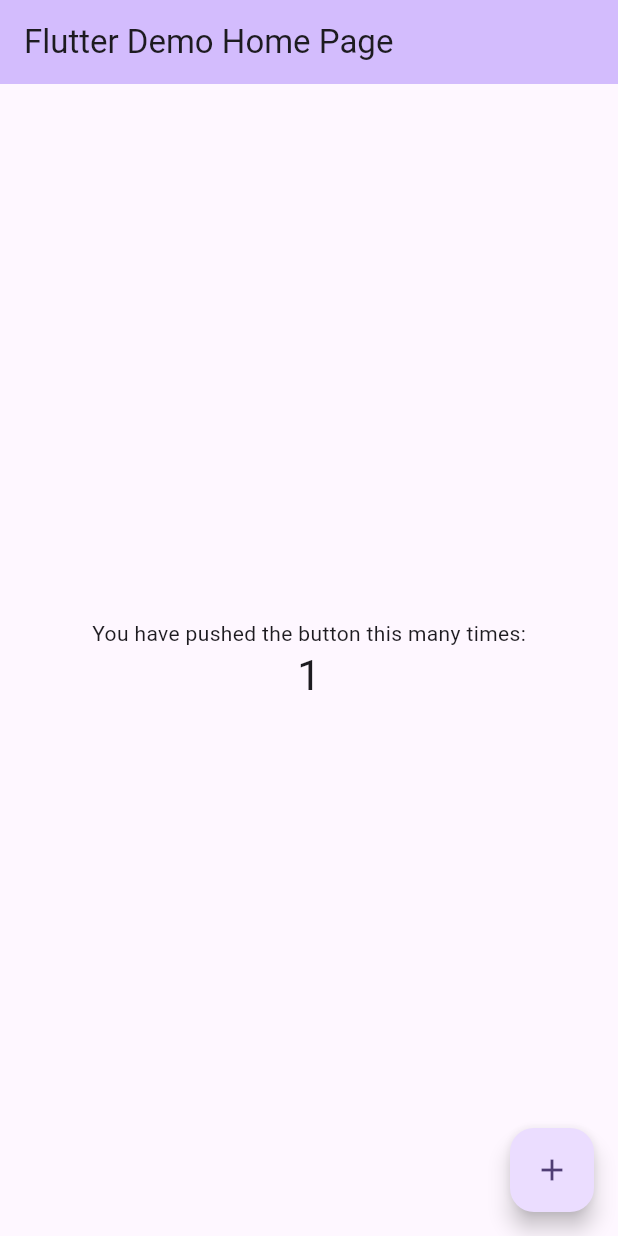
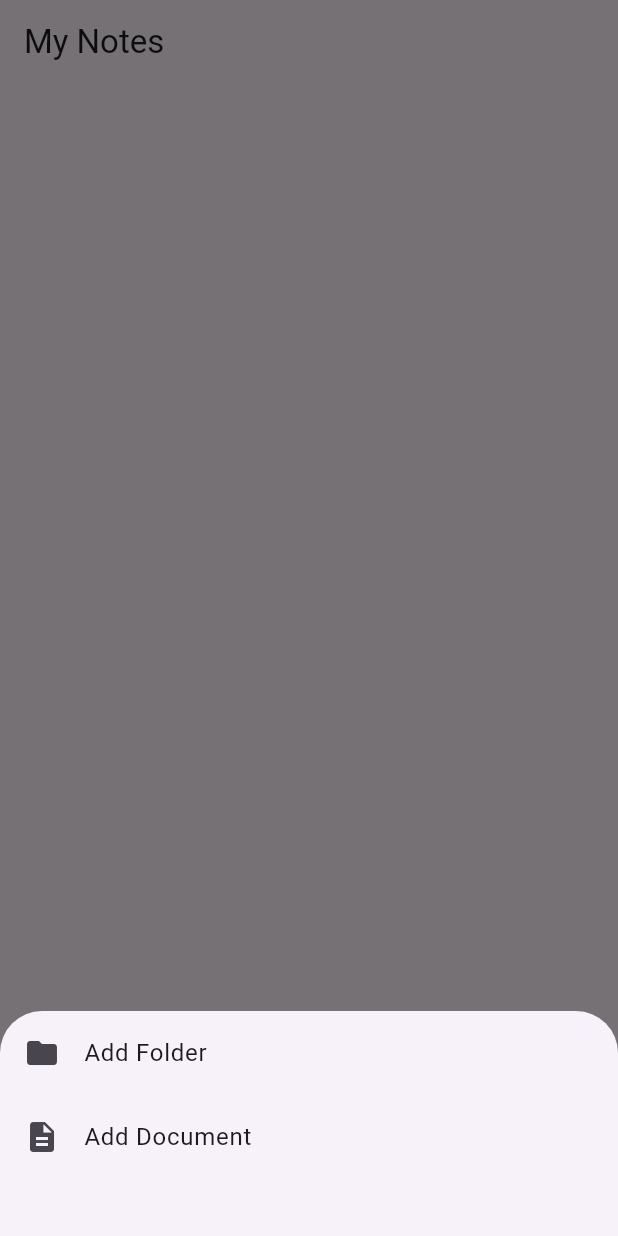
Before and after one commit to n33lp/Cardify, a Flutter app: the screen it shows after launch, after a tap on the "add" icon, on a phone screen of 412 x 824 dp. Run offline on Flutter 3.47's test engine with Material 3 defaults, Android fonts, the phone set to English and light mode, and no system bars.

Commit message:
need to fix adding folder name bug

```diff
--- a/myapp/lib/document.dart
+++ b/myapp/lib/document.dart
@@ -2,6 +2,9 @@ import 'questionanswer.dart'; // Import the QuestionAnswer class if it's in a se
 
 /// A class representing a document with related data.
 class Document {
+  /// The name of the document.
+  String name;
+
   /// The date the document was created.
   DateTime createDate;
 
@@ -19,8 +22,9 @@ class Document {
 
   /// Constructs a new [Document] instance.
   ///
-  /// Requires [createDate], [lastEditedDate], [content], [questions], and an optional [isStarred] to be provided.
+  /// Requires [name], [createDate], [lastEditedDate], [content], [questions], and an optional [isStarred] to be provided.
   Document({
+    required this.name,
     required this.createDate,
     required this.lastEditedDate,
     required this.content,
@@ -33,6 +37,7 @@ class Document {
   /// Useful for serialization and deserialization with APIs.
   factory Document.fromJson(Map<String, dynamic> json) {
     return Document(
+      name: json['name'],
       createDate: DateTime.parse(json['createDate']),
       lastEditedDate: DateTime.parse(json['lastEditedDate']),
       content: json['content'],
@@ -48,6 +53,7 @@ class Document {
   /// Useful for sending data to APIs or storing in databases.
   Map<String, dynamic> toJson() {
     return {
+      'name': name,
       'createDate': createDate.toIso8601String(),
       'lastEditedDate': lastEditedDate.toIso8601String(),
       'content': content,
@@ -59,12 +65,12 @@ class Document {
   /// A utility method for displaying a formatted document details.
   @override
   String toString() {
-    return 'Created: $createDate\nLast Edited: $lastEditedDate\nContent: $content\nStarred: $isStarred\nQuestions: ${questions.map((q) => q.toString()).join('\n')}';
+    return 'Name: $name\nCreated: $createDate\nLast Edited: $lastEditedDate\nContent: $content\nStarred: $isStarred\nQuestions: ${questions.map((q) => q.toString()).join('\n')}';
   }
 }
 
-
 // var myDocument = Document(
+//   name: "My Important Document",
 //   createDate: DateTime.now(),
 //   lastEditedDate: DateTime.now(),
 //   content: "Here is some example content for the document.",
--- a/myapp/lib/main.dart
+++ b/myapp/lib/main.dart
@@ -1,125 +1,131 @@
 import 'package:flutter/material.dart';
+import 'folder.dart'; // Import the Folder class you defined earlier
+import 'document.dart'; // Import the Document class you defined earlier
 
 void main() {
-  runApp(const MyApp());
+  runApp(MyApp());
 }
 
 class MyApp extends StatelessWidget {
-  const MyApp({super.key});
-
-  // This widget is the root of your application.
   @override
   Widget build(BuildContext context) {
     return MaterialApp(
-      title: 'Flutter Demo',
-      theme: ThemeData(
-        // This is the theme of your application.
-        //
-        // TRY THIS: Try running your application with "flutter run". You'll see
-        // the application has a purple toolbar. Then, without quitting the app,
-        // try changing the seedColor in the colorScheme below to Colors.green
-        // and then invoke "hot reload" (save your changes or press the "hot
-        // reload" button in a Flutter-supported IDE, or press "r" if you used
-        // the command line to start the app).
-        //
-        // Notice that the counter didn't reset back to zero; the application
-        // state is not lost during the reload. To reset the state, use hot
-        // restart instead.
-        //
-        // This works for code too, not just values: Most code changes can be
-        // tested with just a hot reload.
-        colorScheme: ColorScheme.fromSeed(seedColor: Colors.deepPurple),
-        useMaterial3: true,
-      ),
-      home: const MyHomePage(title: 'Flutter Demo Home Page'),
+      title: 'Document Manager',
+      home: HomeScreen(),
     );
   }
 }
 
-class MyHomePage extends StatefulWidget {
-  const MyHomePage({super.key, required this.title});
-
-  // This widget is the home page of your application. It is stateful, meaning
-  // that it has a State object (defined below) that contains fields that affect
-  // how it looks.
-
-  // This class is the configuration for the state. It holds the values (in this
-  // case the title) provided by the parent (in this case the App widget) and
-  // used by the build method of the State. Fields in a Widget subclass are
-  // always marked "final".
-
-  final String title;
-
+class HomeScreen extends StatefulWidget {
   @override
-  State<MyHomePage> createState() => _MyHomePageState();
+  _HomeScreenState createState() => _HomeScreenState();
 }
 
-class _MyHomePageState extends State<MyHomePage> {
-  int _counter = 0;
+class _HomeScreenState extends State<HomeScreen> {
+  Folder rootFolder = Folder(
+    name: "Root",
+    createDate: DateTime.now(),
+    lastEditedDate: DateTime.now(),
+    documents: [],
+    subfolders: [],
+    isStarred: false,
+  );
 
-  void _incrementCounter() {
-    setState(() {
-      // This call to setState tells the Flutter framework that something has
-      // changed in this State, which causes it to rerun the build method below
-      // so that the display can reflect the updated values. If we changed
-      // _counter without calling setState(), then the build method would not be
-      // called again, and so nothing would appear to happen.
-      _counter++;
-    });
+  void _showAddOptions(BuildContext context) {
+    showModalBottomSheet(
+      context: context,
+      builder: (BuildContext context) {
+        return Container(
+          height: 150,
+          child: Column(
+            children: <Widget>[
+              ListTile(
+                leading: Icon(Icons.folder),
+                title: Text('Add Folder'),
+                onTap: () => _addFolder(context),
+              ),
+              ListTile(
+                leading: Icon(Icons.description),
+                title: Text('Add Document'),
+                onTap: () {
+                  // Future implementation for adding documents
+                },
+              ),
+            ],
+          ),
+        );
+      },
+    );
+  }
+
+  void _addFolder(BuildContext context) {
+    Navigator.pop(context); // Close the bottom sheet
+    TextEditingController _folderNameController = TextEditingController();
+    showDialog(
+      context: context,
+      builder: (BuildContext context) {
+        return AlertDialog(
+          title: Text('Enter Folder Name'),
+          content: TextField(
+            controller: _folderNameController,
+            decoration: InputDecoration(hintText: "Folder Name"),
+          ),
+          actions: <Widget>[
+            TextButton(
+              child: Text('Cancel'),
+              onPressed: () {
+                Navigator.of(context).pop();
+              },
+            ),
+            TextButton(
+              child: Text('Add'),
+              onPressed: () {
+                setState(() {
+                  rootFolder.subfolders.add(
+                    Folder(
+                      name: _folderNameController.text,
+                      createDate: DateTime.now(),
+                      lastEditedDate: DateTime.now(),
+                      documents: [],
+                      subfolders: [],
+                      isStarred: false,
+                    ),
+                  );
+                });
+                Navigator.of(context).pop();
+              },
+            ),
+          ],
+        );
+      },
+    );
   }
 
   @override
   Widget build(BuildContext context) {
-    // This method is rerun every time setState is called, for instance as done
-    // by the _incrementCounter method above.
-    //
-    // The Flutter framework has been optimized to make rerunning build methods
-    // fast, so that you can just rebuild anything that needs updating rather
-    // than having to individually change instances of widgets.
     return Scaffold(
       appBar: AppBar(
-        // TRY THIS: Try changing the color here to a specific color (to
-        // Colors.amber, perhaps?) and trigger a hot reload to see the AppBar
-        // change color while the other colors stay the same.
-        backgroundColor: Theme.of(context).colorScheme.inversePrimary,
-        // Here we take the value from the MyHomePage object that was created by
-        // the App.build method, and use it to set our appbar title.
-        title: Text(widget.title),
+        title: Text('My Notes'),
       ),
-      body: Center(
-        // Center is a layout widget. It takes a single child and positions it
-        // in the middle of the parent.
-        child: Column(
-          // Column is also a layout widget. It takes a list of children and
-          // arranges them vertically. By default, it sizes itself to fit its
-          // children horizontally, and tries to be as tall as its parent.
-          //
-          // Column has various properties to control how it sizes itself and
-          // how it positions its children. Here we use mainAxisAlignment to
-          // center the children vertically; the main axis here is the vertical
-          // axis because Columns are vertical (the cross axis would be
-          // horizontal).
-          //
-          // TRY THIS: Invoke "debug painting" (choose the "Toggle Debug Paint"
-          // action in the IDE, or press "p" in the console), to see the
-          // wireframe for each widget.
-          mainAxisAlignment: MainAxisAlignment.center,
-          children: <Widget>[
-            const Text(
-              'You have pushed the button this many times:',
-            ),
-            Text(
-              '$_counter',
-              style: Theme.of(context).textTheme.headlineMedium,
-            ),
-          ],
-        ),
+      body: ListView.builder(
+        itemCount: rootFolder.subfolders.length + rootFolder.documents.length,
+        itemBuilder: (context, index) {
+          var items = [...rootFolder.subfolders, ...rootFolder.documents];
+          var item = items[index];
+          return ListTile(
+            leading: Icon(item is Folder ? Icons.folder : Icons.description),
+            // title: Text(item.name),
+            // subtitle: Text("Last edited: ${item.lastEditedDate}"),
+            title: Text("testing1"),
+            subtitle: Text("testing2"),
+          );
+        },
       ),
       floatingActionButton: FloatingActionButton(
-        onPressed: _incrementCounter,
-        tooltip: 'Increment',
-        child: const Icon(Icons.add),
-      ), // This trailing comma makes auto-formatting nicer for build methods.
+        onPressed: () => _showAddOptions(context),
+        tooltip: 'Add Item',
+        child: Icon(Icons.add),
+      ),
     );
   }
 }
--- a/myapp/lib/questionanswer.dart
+++ b/myapp/lib/questionanswer.dart
@@ -26,8 +26,8 @@ class QuestionAnswer {
   /// Useful for sending data to APIs or storing in databases.
   Map<String, dynamic> toJson() {
     return {
-      'question': this.question,
-      'answer': this.answer,
+      'question': question,
+      'answer': answer,
     };
   }
 
```
